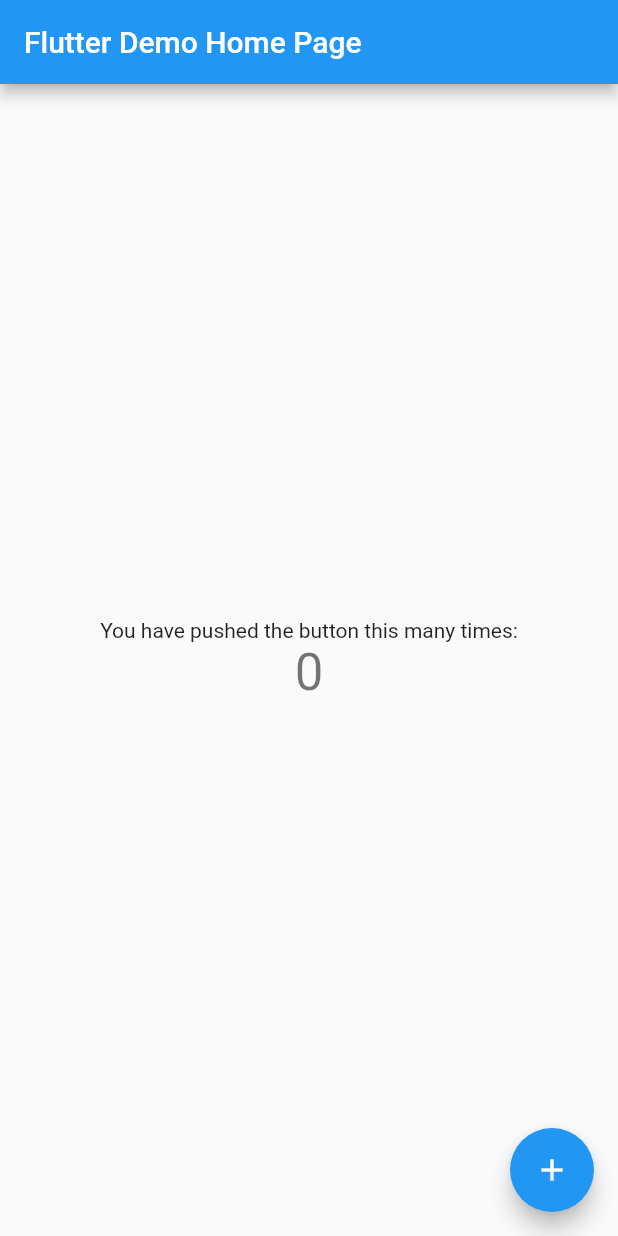
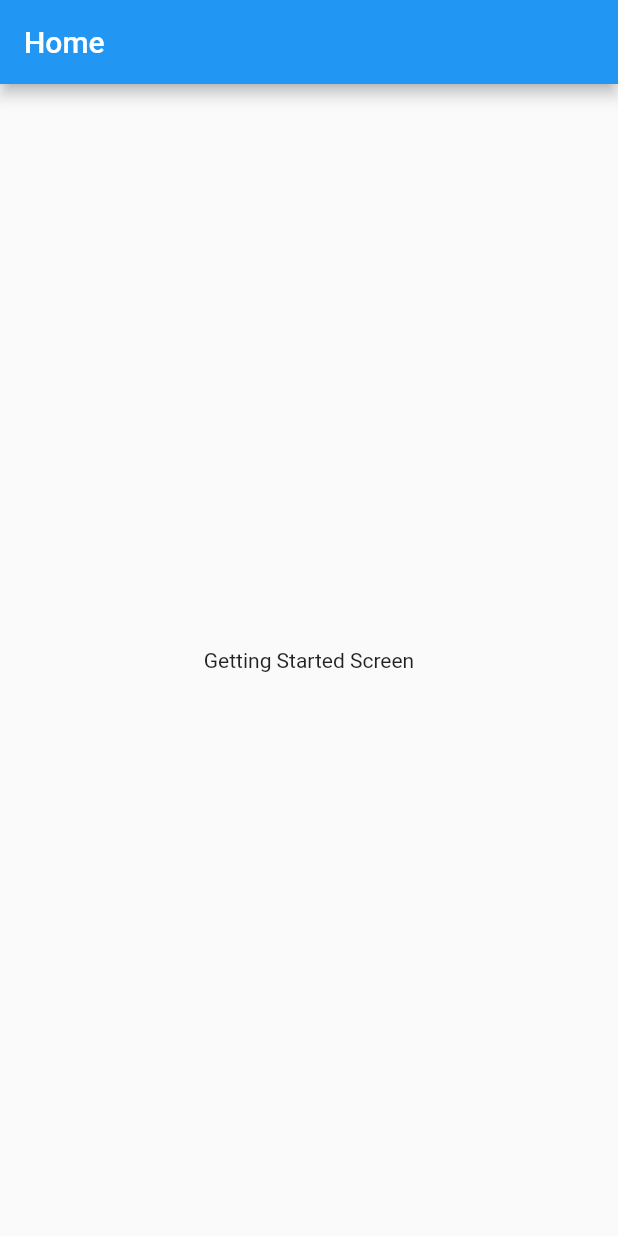
Before and after one commit to jsifuen711/airiez_etron_1, a Flutter app: the screen it shows after launch, on a phone screen of 412 x 824 dp. Run offline on Flutter 3.47's test engine with Material 2 defaults, Android fonts, the phone set to English and light mode, and no system bars.

Commit message:
Added new folder; screens with getting_started_screen page

```diff
--- a/lib/main.dart
+++ b/lib/main.dart
@@ -1,111 +1,20 @@
 import 'package:flutter/material.dart';
+
+// my added imports
+import './screens/getting_started_screen.dart';
 
 void main() => runApp(MyApp());
 
 class MyApp extends StatelessWidget {
-  // This widget is the root of your application.
+  // This widget is the root of your application
   @override
   Widget build(BuildContext context) {
     return MaterialApp(
       title: 'Flutter Demo',
       theme: ThemeData(
-        // This is the theme of your application.
-        //
-        // Try running your application with "flutter run". You'll see the
-        // application has a blue toolbar. Then, without quitting the app, try
-        // changing the primarySwatch below to Colors.green and then invoke
-        // "hot reload" (press "r" in the console where you ran "flutter run",
-        // or simply save your changes to "hot reload" in a Flutter IDE).
-        // Notice that the counter didn't reset back to zero; the application
-        // is not restarted.
         primarySwatch: Colors.blue,
       ),
-      home: MyHomePage(title: 'Flutter Demo Home Page'),
+      home: GettingStartedScreen(),
     );
   }
 }
-
-class MyHomePage extends StatefulWidget {
-  MyHomePage({Key key, this.title}) : super(key: key);
-
-  // This widget is the home page of your application. It is stateful, meaning
-  // that it has a State object (defined below) that contains fields that affect
-  // how it looks.
-
-  // This class is the configuration for the state. It holds the values (in this
-  // case the title) provided by the parent (in this case the App widget) and
-  // used by the build method of the State. Fields in a Widget subclass are
-  // always marked "final".
-
-  final String title;
-
-  @override
-  _MyHomePageState createState() => _MyHomePageState();
-}
-
-class _MyHomePageState extends State<MyHomePage> {
-  int _counter = 0;
-
-  void _incrementCounter() {
-    setState(() {
-      // This call to setState tells the Flutter framework that something has
-      // changed in this State, which causes it to rerun the build method below
-      // so that the display can reflect the updated values. If we changed
-      // _counter without calling setState(), then the build method would not be
-      // called again, and so nothing would appear to happen.
-      _counter++;
-    });
-  }
-
-  @override
-  Widget build(BuildContext context) {
-    // This method is rerun every time setState is called, for instance as done
-    // by the _incrementCounter method above.
-    //
-    // The Flutter framework has been optimized to make rerunning build methods
-    // fast, so that you can just rebuild anything that needs updating rather
-    // than having to individually change instances of widgets.
-    return Scaffold(
-      appBar: AppBar(
-        // Here we take the value from the MyHomePage object that was created by
-        // the App.build method, and use it to set our appbar title.
-        title: Text(widget.title),
-      ),
-      body: Center(
-        // Center is a layout widget. It takes a single child and positions it
-        // in the middle of the parent.
-        child: Column(
-          // Column is also a layout widget. It takes a list of children and
-          // arranges them vertically. By default, it sizes itself to fit its
-          // children horizontally, and tries to be as tall as its parent.
-          //
-          // Invoke "debug painting" (press "p" in the console, choose the
-          // "Toggle Debug Paint" action from the Flutter Inspector in Android
-          // Studio, or the "Toggle Debug Paint" command in Visual Studio Code)
-          // to see the wireframe for each widget.
-          //
-          // Column has various properties to control how it sizes itself and
-          // how it positions its children. Here we use mainAxisAlignment to
-          // center the children vertically; the main axis here is the vertical
-          // axis because Columns are vertical (the cross axis would be
-          // horizontal).
-          mainAxisAlignment: MainAxisAlignment.center,
-          children: <Widget>[
-            Text(
-              'You have pushed the button this many times:',
-            ),
-            Text(
-              '$_counter',
-              style: Theme.of(context).textTheme.headline4,
-            ),
-          ],
-        ),
-      ),
-      floatingActionButton: FloatingActionButton(
-        onPressed: _incrementCounter,
-        tooltip: 'Increment',
-        child: Icon(Icons.add),
-      ), // This trailing comma makes auto-formatting nicer for build methods.
-    );
-  }
-}
--- /dev/null
+++ b/lib/screens/getting_started_screen.dart
@@ -0,0 +1,16 @@
+import 'package:flutter/material.dart';
+
+// added a stateless widget and body & child with center screen
+class GettingStartedScreen extends StatelessWidget {
+  @override
+  Widget build(BuildContext context) {
+    return Scaffold(
+      appBar: AppBar(
+        title: Text('Home'),
+      ),
+      body: Center(
+        child: Text('Getting Started Screen'),
+      ),
+    );
+  }
+}
```
Also changed, not shown: 1 other file.
